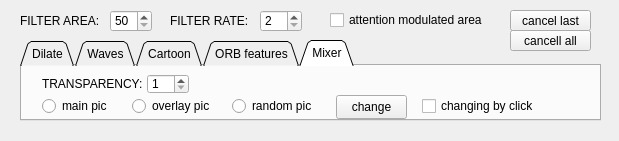
androxim/minddrawplay, file ocvcontrols.ui: the form before one commit.
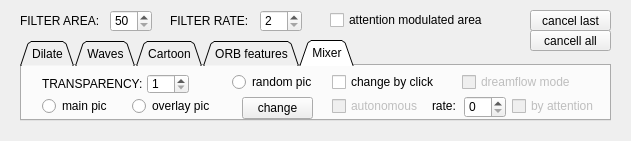
The form after the commit. The open tabs and pages were chosen to show the change.

```diff
--- a/ocvcontrols.ui
+++ b/ocvcontrols.ui
@@ -6,7 +6,7 @@
    <rect>
     <x>0</x>
     <y>0</y>
-    <width>619</width>
+    <width>631</width>
     <height>141</height>
    </rect>
   </property>
@@ -18,7 +18,7 @@
     <rect>
      <x>20</x>
      <y>40</y>
-     <width>581</width>
+     <width>591</width>
      <height>81</height>
     </rect>
    </property>
@@ -516,7 +516,7 @@
      <property name="geometry">
       <rect>
        <x>210</x>
-       <y>30</y>
+       <y>6</y>
        <width>95</width>
        <height>20</height>
       </rect>
@@ -528,10 +528,10 @@
     <widget class="QPushButton" name="pushButton_3">
      <property name="geometry">
       <rect>
-       <x>314</x>
-       <y>29</y>
+       <x>220</x>
+       <y>31</y>
        <width>71</width>
-       <height>24</height>
+       <height>22</height>
       </rect>
      </property>
      <property name="text">
@@ -541,14 +541,85 @@
     <widget class="QCheckBox" name="checkBox_2">
      <property name="geometry">
       <rect>
-       <x>400</x>
-       <y>30</y>
+       <x>310</x>
+       <y>6</y>
+       <width>111</width>
+       <height>20</height>
+      </rect>
+     </property>
+     <property name="text">
+      <string>change by click</string>
+     </property>
+    </widget>
+    <widget class="QCheckBox" name="checkBox_4">
+     <property name="enabled">
+      <bool>false</bool>
+     </property>
+     <property name="geometry">
+      <rect>
+       <x>440</x>
+       <y>6</y>
        <width>131</width>
        <height>20</height>
       </rect>
      </property>
      <property name="text">
-      <string>changing by click</string>
+      <string>dreamflow mode</string>
+     </property>
+    </widget>
+    <widget class="QCheckBox" name="checkBox_5">
+     <property name="enabled">
+      <bool>false</bool>
+     </property>
+     <property name="geometry">
+      <rect>
+       <x>310</x>
+       <y>30</y>
+       <width>101</width>
+       <height>20</height>
+      </rect>
+     </property>
+     <property name="text">
+      <string>autonomous</string>
+     </property>
+    </widget>
+    <widget class="QSpinBox" name="spinBox_13">
+     <property name="geometry">
+      <rect>
+       <x>442</x>
+       <y>30</y>
+       <width>42</width>
+       <height>22</height>
+      </rect>
+     </property>
+    </widget>
+    <widget class="QLabel" name="label_15">
+     <property name="geometry">
+      <rect>
+       <x>410</x>
+       <y>32</y>
+       <width>31</width>
+       <height>16</height>
+      </rect>
+     </property>
+     <property name="text">
+      <string>rate:</string>
+     </property>
+    </widget>
+    <widget class="QCheckBox" name="checkBox_6">
+     <property name="enabled">
+      <bool>false</bool>
+     </property>
+     <property name="geometry">
+      <rect>
+       <x>490</x>
+       <y>30</y>
+       <width>91</width>
+       <height>20</height>
+      </rect>
+     </property>
+     <property name="text">
+      <string>by attention</string>
      </property>
     </widget>
    </widget>
@@ -630,7 +701,7 @@
   <widget class="QPushButton" name="pushButton">
    <property name="geometry">
     <rect>
-     <x>510</x>
+     <x>530</x>
      <y>10</y>
      <width>81</width>
      <height>21</height>
@@ -643,7 +714,7 @@
   <widget class="QPushButton" name="pushButton_2">
    <property name="geometry">
     <rect>
-     <x>510</x>
+     <x>530</x>
      <y>30</y>
      <width>81</width>
      <height>21</height>
```
Left out of the diff: 32 changed lines with no effect on the pictures.
